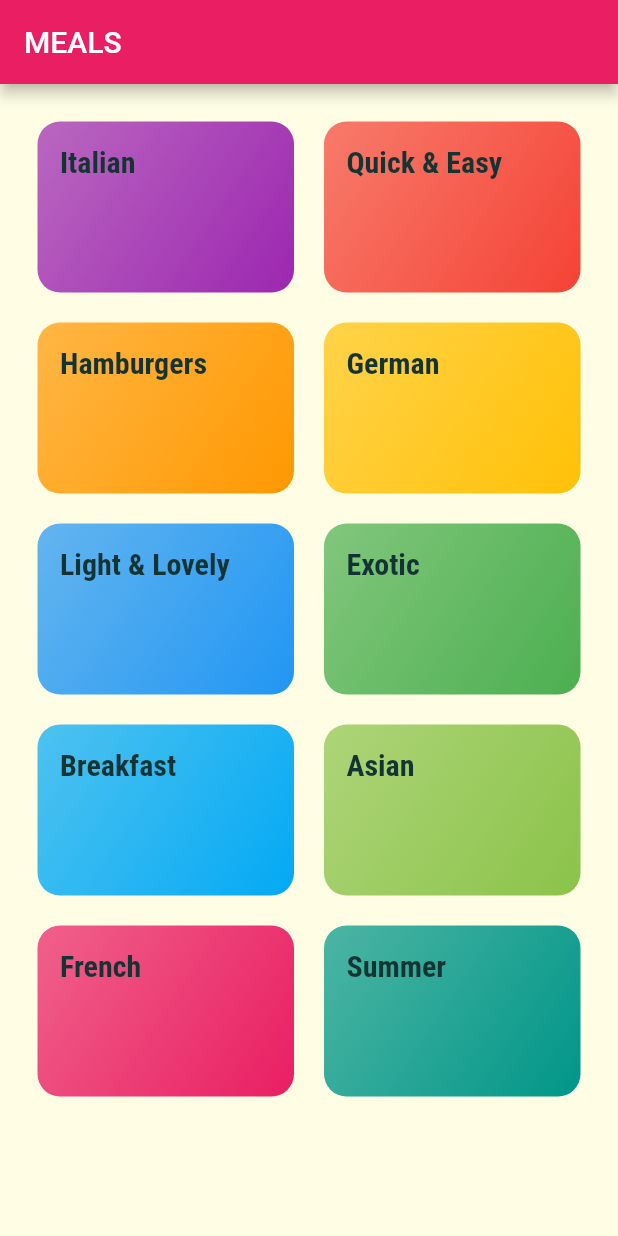
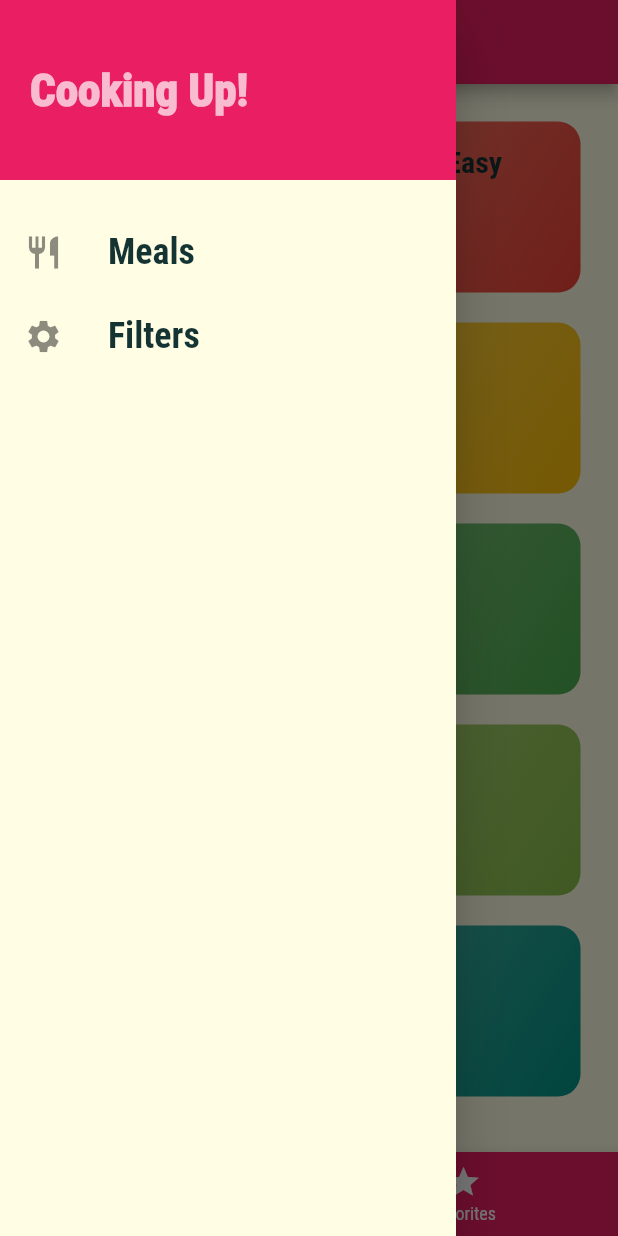
Before and after one commit to kocakaysegul/meals, a Flutter app: the screen it shows after launch, with the side drawer open (before the commit the screen has no drawer), on a phone screen of 412 x 824 dp. Run offline on Flutter 3.47's test engine with Material 2 defaults, Android fonts, the phone set to English and light mode, and no system bars.

Commit message:
drawer created

```diff
--- a/lib/main.dart
+++ b/lib/main.dart
@@ -1,6 +1,8 @@
 import 'package:flutter/material.dart';
-import './categories_screen.dart';
-import 'package:meals/category_meals_screen.dart';
+import 'package:meals/screens/meal_detail_screen.dart';
+import 'package:meals/screens/tabs_screen.dart';
+import 'screens/categories_screen.dart';
+import 'package:meals/screens/category_meals_screen.dart';
 
 void main() => runApp(MyApp());
 
@@ -33,8 +35,12 @@ class MyApp extends StatelessWidget {
       //home: CategoriesScreen(),
       initialRoute: '/', // default is /
       routes: {
-        '/' : (ctx) => CategoriesScreen(),
+        '/' : (ctx) => TabsScreen(),
         CategoryMealsScreen.routeName : (ctx) => CategoryMealsScreen(),
+        MealDetailScreen.rootName : (ctx) => MealDetailScreen(),
+      },
+      onUnknownRoute: (settings) {
+        return MaterialPageRoute(builder: (ctx) => CategoryMealsScreen());
       },
     );
   }
--- a/lib/categories_screen.dart
+++ b/lib/screens/categories_screen.dart
@@ -1,17 +1,13 @@
 import 'package:flutter/material.dart';
-import './dummy_data.dart';
-import './category_item.dart';
+import '../dummy_data.dart';
+import '../widgets/category_item.dart';
 
 class CategoriesScreen extends StatelessWidget {
   const CategoriesScreen({Key? key}) : super(key: key);
 
   @override
   Widget build(BuildContext context) {
-    return Scaffold(
-      appBar: AppBar(
-        title: const Text("MEALS"),
-      ),
-      body: GridView(
+    return GridView(
         padding: const EdgeInsets.all(25),
         children: DUMMY_CATEGORIES
             .map((catData) => CategoryItem(
@@ -26,7 +22,6 @@ class CategoriesScreen extends StatelessWidget {
           crossAxisSpacing: 20,
           mainAxisSpacing: 20,
         ),
-      ),
-    );
+      );
   }
 }
--- /dev/null
+++ b/lib/screens/tabs_screen.dart
@@ -0,0 +1,61 @@
+import 'package:flutter/material.dart';
+
+import '../widgets/main_drawer.dart';
+import './favorites_screen.dart';
+import './categories_screen.dart';
+
+class TabsScreen extends StatefulWidget {
+  @override
+  _TabsScreenState createState() => _TabsScreenState();
+}
+
+class _TabsScreenState extends State<TabsScreen> {
+  final List<Map<String, Object>> _pages = [
+    {
+      'page': CategoriesScreen(),
+      'title': 'Categories',
+    },
+    {
+      'page': FavoritesScreen(),
+      'title': 'Your Favorite',
+    },
+  ];
+  int _selectedPageIndex = 0;
+
+  void _selectPage(int index) {
+    setState(() {
+      _selectedPageIndex = index;
+    });
+  }
+
+  @override
+  Widget build(BuildContext context) {
+    return Scaffold(
+      appBar: AppBar(
+        title: Text(_pages[_selectedPageIndex]['title'] as String),
+      ),
+      drawer: MainDrawer(),
+      body: _pages[_selectedPageIndex]['page'] as Widget,
+      bottomNavigationBar: BottomNavigationBar(
+        onTap: _selectPage,
+        backgroundColor: Theme.of(context).primaryColor,
+        unselectedItemColor: Colors.white,
+        selectedItemColor: Theme.of(context).accentColor,
+        currentIndex: _selectedPageIndex,
+        // type: BottomNavigationBarType.fixed,
+        items: [
+          BottomNavigationBarItem(
+            backgroundColor: Theme.of(context).primaryColor,
+            icon: Icon(Icons.category),
+            label: 'Categories',
+          ),
+          BottomNavigationBarItem(
+            backgroundColor: Theme.of(context).primaryColor,
+            icon: Icon(Icons.star),
+            label: 'Favorites',
+          ),
+        ],
+      ),
+    );
+  }
+}
--- a/lib/category_item.dart
+++ b/lib/widgets/category_item.dart
@@ -1,12 +1,12 @@
 import 'package:flutter/material.dart';
-import 'package:meals/category_meals_screen.dart';
+import 'package:meals/screens/category_meals_screen.dart';
 
 class CategoryItem extends StatelessWidget {
   final String id;
   final String title;
   final Color color;
 
-  CategoryItem(this.id, this.title, this.color);
+  CategoryItem(this.id, this.title, this.color,);
 
   void selectCategory(BuildContext ctx) {
     /*
--- /dev/null
+++ b/lib/widgets/main_drawer.dart
@@ -0,0 +1,58 @@
+import 'package:flutter/material.dart';
+
+class MainDrawer extends StatelessWidget {
+  Widget buildListTile(String title, IconData icon) {
+    return ListTile(
+      leading: Icon(
+        icon,
+        size: 26,
+      ),
+      title: Text(
+        title,
+        style: TextStyle(
+          fontFamily: 'RobotoCondensed',
+          fontSize: 24,
+          fontWeight: FontWeight.bold,
+        ),
+      ),
+      onTap: () {
+        // ...
+      },
+    );
+  }
+
+  @override
+  Widget build(BuildContext context) {
+    return Drawer(
+      child: Column(
+        children: <Widget>[
+          Container(
+            height: 120,
+            width: double.infinity,
+            padding: EdgeInsets.all(20),
+            alignment: Alignment.centerLeft,
+            color: Theme.of(context).primaryColor,
+            child: Text(
+              'Cooking Up!',
+              style: TextStyle(
+                  fontWeight: FontWeight.w900,
+                  fontSize: 30,
+                  color: Theme.of(context).primaryColorLight),
+            ),
+          ),
+          SizedBox(
+            height: 20,
+          ),
+          buildListTile(
+            'Meals',
+            Icons.restaurant,
+          ),
+          buildListTile(
+            'Filters',
+            Icons.settings,
+          ),
+        ],
+      ),
+    );
+  }
+}
```
Also changed, not shown: lib/category_meals_screen.dart (deleted, +0 -36 lines), lib/screens/category_meals_screen.dart (added, +42 -0 lines), lib/screens/favorites_screen.dart (added, +10 -0 lines), lib/screens/meal_detail_screen.dart (added, +78 -0 lines), lib/widgets/meal_item.dart (added, +157 -0 lines), lib/meal_item.dart (deleted), 1 other file.
